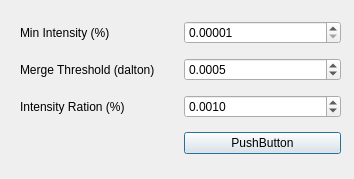
This is Dialog_PatternOptions.ui in danielefil/MCircus_GUI as Qt 5 draws it before an edit. The edited form follows.
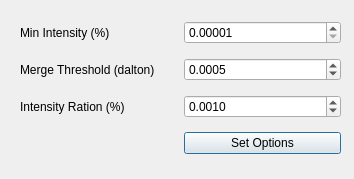
This is the edited form.

What changed in the file:
```diff
--- a/Dialog_PatternOptions.ui
+++ b/Dialog_PatternOptions.ui
@@ -101,7 +101,7 @@
     <item row="3" column="1">
      <widget class="QPushButton" name="SetOptions_btn">
       <property name="text">
-       <string>PushButton</string>
+       <string>Set Options</string>
       </property>
      </widget>
     </item>
```
Left out of the diff: 14 changed lines with no effect on the pictures.
